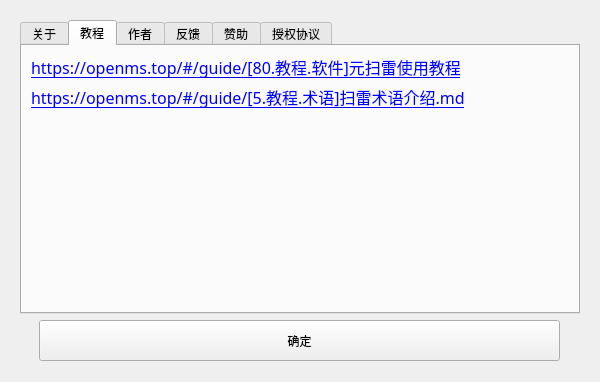
Qt form uiFiles/ui_about.ui (ljzloser/Solvable-Minesweeper) before a commit.
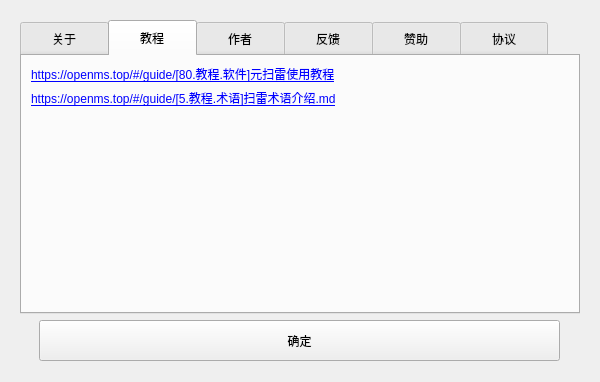
The same form after that commit. The open tabs and pages were chosen to show the change. Icons and pictures are not drawn.

Diff of the .ui file:
```diff
--- a/uiFiles/ui_about.ui
+++ b/uiFiles/ui_about.ui
@@ -51,11 +51,23 @@
    <item>
     <widget class="QTabWidget" name="tabWidget">
      <property name="styleSheet">
-      <string notr="true">font: 12pt &quot;微软雅黑&quot;;</string>
+      <string notr="true">QTabBar::tab
+{
+
+font: 14pt &quot;微软雅黑&quot;;
+width:88px;
+height:36px;
+}</string>
      </property>
      <property name="currentIndex">
       <number>0</number>
      </property>
+     <property name="usesScrollButtons">
+      <bool>true</bool>
+     </property>
+     <property name="documentMode">
+      <bool>false</bool>
+     </property>
      <widget class="QWidget" name="tab">
       <attribute name="title">
        <string>关于</string>
@@ -152,15 +164,6 @@
       <layout class="QVBoxLayout" name="verticalLayout_3">
        <item>
         <widget class="QLabel" name="label_4">
-         <property name="font">
-          <font>
-           <family>微软雅黑</family>
-           <pointsize>12</pointsize>
-           <weight>50</weight>
-           <italic>false</italic>
-           <bold>false</bold>
-          </font>
-         </property>
          <property name="cursor">
           <cursorShape>PointingHandCursor</cursorShape>
          </property>
@@ -201,15 +204,6 @@
        </item>
        <item>
         <widget class="QLabel" name="label_11">
-         <property name="font">
-          <font>
-           <family>微软雅黑</family>
-           <pointsize>12</pointsize>
-           <weight>50</weight>
-           <italic>false</italic>
-           <bold>false</bold>
-          </font>
-         </property>
          <property name="cursor">
           <cursorShape>PointingHandCursor</cursorShape>
          </property>
@@ -506,7 +500,7 @@
        </font>
       </property>
       <attribute name="title">
-       <string>授权协议</string>
+       <string>协议</string>
       </attribute>
       <layout class="QVBoxLayout" name="verticalLayout">
        <property name="spacing">
```
Left out of the diff: 33 changed lines with no effect on the pictures.
